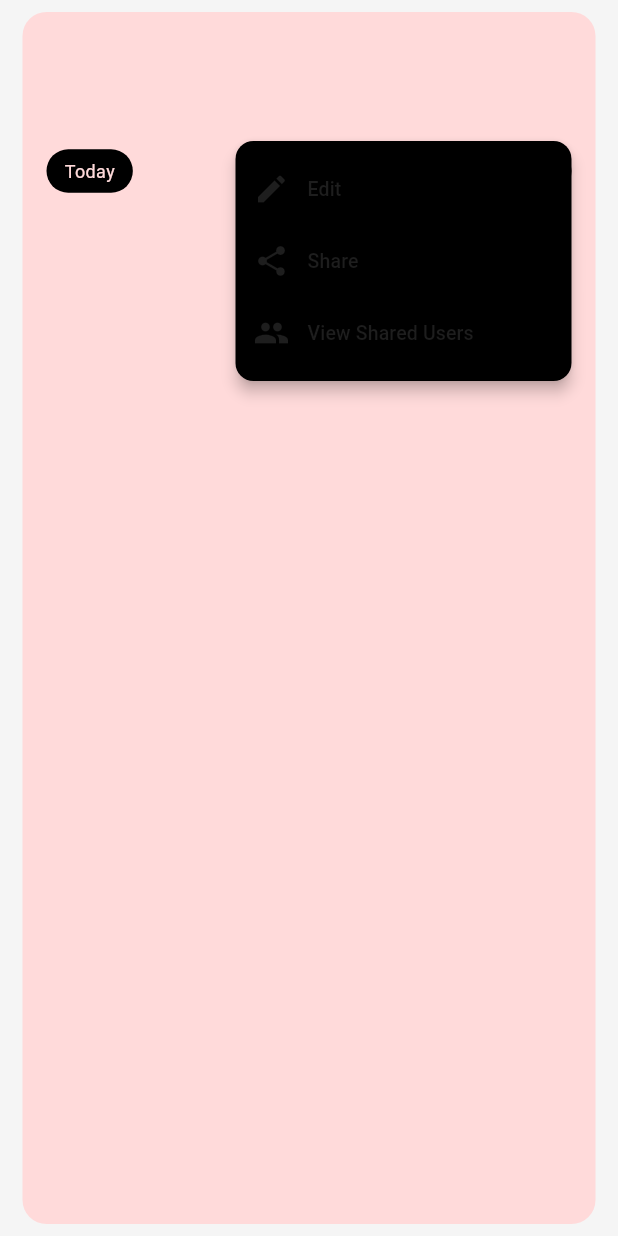
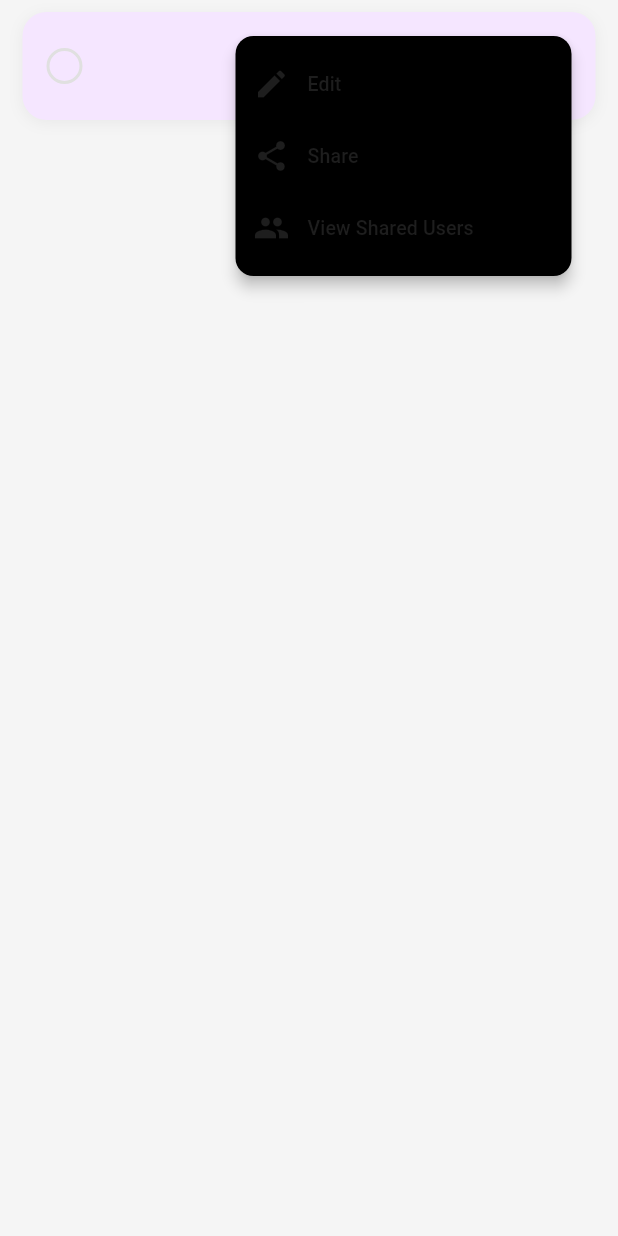
Before and after one commit to flaminshinjan/todolity, a Flutter app: the TaskItem widget shown alone on an empty page, opened directly with empty values, after a tap on the "arrow forward" icon, on a phone screen of 412 x 824 dp. Run offline on Flutter 3.47's test engine with Material 3 defaults, Android fonts, the phone set to English and light mode, and no system bars; our stand-ins replace cloud_firestore, cloud_functions, firebase_auth, firebase_core, firebase_messaging, flutter_bloc and 3 more; accounts and stored records are empty.

Commit message:
feat: task item widget changed

```diff
--- a/lib/presentation/screens/dashboard/dashboard_screen.dart
+++ b/lib/presentation/screens/dashboard/dashboard_screen.dart
@@ -58,7 +58,7 @@ Widget build(BuildContext context) {
       child: Container(
         padding: EdgeInsets.only(top: MediaQuery.of(context).padding.top),
         decoration: BoxDecoration(
-          color: const Color(0xffEEDEFF),
+          color: const Color(0xffF3E8D6),
           borderRadius: BorderRadius.only(
             bottomLeft: Radius.circular(24),
             bottomRight: Radius.circular(24),
@@ -139,7 +139,7 @@ Expanded(child: _screens[_selectedIndex],),
         child: Container(
           height: 70,
           decoration: BoxDecoration(
-            color: const Color(0xFFEEDEFF),
+            color: const Color(0xffF3E8D6),
             borderRadius: BorderRadius.circular(24),
 
             boxShadow: [
@@ -169,7 +169,7 @@ Expanded(child: _screens[_selectedIndex],),
         height: 70,
         width: 70,
         decoration: BoxDecoration(
-          color: const Color(0xFFF6DEC2),
+          color: const Color(0xFFD7EDC1),
           borderRadius: BorderRadius.circular(20),
 
           boxShadow: [
--- a/lib/presentation/widgets/task_item.dart
+++ b/lib/presentation/widgets/task_item.dart
@@ -3,18 +3,33 @@ import 'package:flutter_bloc/flutter_bloc.dart';
 import 'package:todolity/presentation/widgets/edit_task_dialog.dart';
 import 'package:todolity/presentation/widgets/share_task_dialog.dart';
 import 'package:todolity/presentation/widgets/shared_user_list_dialog.dart';
+import 'dart:math';
 import '../../data/models/task_model.dart';
 import '../blocs/tasks/task_bloc.dart';
 import '../blocs/tasks/task_event.dart';
 
 class TaskItem extends StatelessWidget {
   final Task task;
-  final List<String>? participants;
+
+  // List of pastel colors
+  static const List<Color> pastelColors = [
+    Color(0xFFF5E6FF), // Light Purple
+    Color(0xFFE6F0FF), // Light Blue
+    Color(0xFFFFE6E6), // Light Pink
+    Color(0xFFE6FFE6), // Light Green
+    Color(0xFFFFF5E6), // Light Orange
+    Color(0xFFE6FFFF), // Light Cyan
+  ];
+
+  // Generate a random color from the list based on task ID
+  Color _getRandomColor() {
+    final random = Random(task.id.hashCode);
+    return pastelColors[random.nextInt(pastelColors.length)];
+  }
 
   const TaskItem({
     Key? key,
     required this.task,
-    this.participants,
   }) : super(key: key);
 
   void _toggleCompletion(BuildContext context) async {
@@ -37,10 +52,10 @@ class TaskItem extends StatelessWidget {
     }
   }
 
-
-
   @override
   Widget build(BuildContext context) {
+    final backgroundColor = _getRandomColor();
+
     return Dismissible(
       key: Key(task.id),
       direction: DismissDirection.startToEnd,
@@ -83,86 +98,91 @@ class TaskItem extends StatelessWidget {
       child: Container(
         margin: EdgeInsets.symmetric(horizontal: 15, vertical: 8),
         decoration: BoxDecoration(
-          color: Color(0xffFFDADA),
+          color: backgroundColor, // Using random pastel color
           borderRadius: BorderRadius.circular(16),
+          boxShadow: [
+            BoxShadow(
+              color: Colors.black.withOpacity(0.05),
+              blurRadius: 8,
+              offset: Offset(0, 2),
+            ),
+          ],
         ),
         child: Padding(
           padding: EdgeInsets.all(16),
-          child: Column(
-            crossAxisAlignment: CrossAxisAlignment.start,
+          child: Row(
             children: [
-              Row(
-                children: [
+              // Checkbox
+              GestureDetector(
+                onTap: () => _toggleCompletion(context),
+                child: Container(
+                  width: 24,
+                  height: 24,
+                  margin: EdgeInsets.only(right: 12),
+                  decoration: BoxDecoration(
+                    shape: BoxShape.circle,
+                    border: Border.all(
+                      color: task.isCompleted ? Colors.purple : Colors.grey[300]!,
+                      width: 2,
+                    ),
+                    color: task.isCompleted ? Colors.purple : Colors.transparent,
+                  ),
+                  child: task.isCompleted
+                      ? Icon(
+                          Icons.check,
+                          size: 16,
+                          color: Colors.white,
+                        )
+                      : null,
+                ),
+              ),
+
+              // Task content
               Expanded(
                 child: Column(
                   crossAxisAlignment: CrossAxisAlignment.start,
+                  mainAxisSize: MainAxisSize.min,
                   children: [
-
-                        SizedBox(height: 4),
                     Text(
                       task.title,
                       style: TextStyle(
-                            fontSize: 20,
-                            fontWeight: FontWeight.bold,
-                            color: Colors.black,
+                        fontSize: 16,
+                        fontWeight: FontWeight.w500,
+                        color: Colors.black87,
                         decoration: task.isCompleted
                             ? TextDecoration.lineThrough
                             : TextDecoration.none,
                       ),
                     ),
+                    if (task.description.isNotEmpty) ...[
                       SizedBox(height: 4),
                       Text(
                         task.description,
                         style: TextStyle(
+                          fontSize: 14,
                           color: Colors.grey[600],
-                            fontSize: 14,
                           decoration: task.isCompleted
                               ? TextDecoration.lineThrough
                               : TextDecoration.none,
                         ),
                       ),
                     ],
+                  ],
                 ),
               ),
-                  if (participants != null && participants!.isNotEmpty)
-                    _buildParticipantsStack(),
-                ],
-              ),
-              SizedBox(height: 12),
-              Row(
-                children: [
-                  _buildTag('Today', Colors.black),
-                  SizedBox(width: 8),
 
-                  Spacer(),
-                  Container(
-                    width: 40,
-                    height: 40,
-                    margin: EdgeInsets.only(right: 8),
-                    decoration: BoxDecoration(
-                      color: task.isCompleted ? Colors.green : Colors.black,
-                      shape: BoxShape.circle,
-                    ),
-                    child: IconButton(
-                      icon: Icon(
-                        task.isCompleted ? Icons.check : Icons.check_outlined,
-                        color: Color(0xffFFDADA),
-                        size: 20,
-                      ),
-                      onPressed: () => _toggleCompletion(context),
-                    ),
-                  ),
+              // Status icon
               Container(
                     width: 40,
                     height: 40,
                     decoration: BoxDecoration(
-                      color: Colors.black,
+                      color: Colors.white,
                       shape: BoxShape.circle,
                     ),
                     child: PopupMenuButton<String>(
                       icon: Icon(
                         Icons.arrow_forward,
-                        color: Color(0xffFFDADA),
+                        color: Colors.black,
                       ),
                       shape: RoundedRectangleBorder(
                         borderRadius: BorderRadius.circular(12),
@@ -236,59 +256,6 @@ class TaskItem extends StatelessWidget {
                   ),
             ],
           ),
-            ],
-          ),
-        ),
-      ),
-    );
-  }
-
-  Widget _buildParticipantsStack() {
-    return SizedBox(
-      width: 80,
-      height: 40,
-      child: Stack(
-        children: [
-          ...List.generate(
-            participants!.length > 3 ? 3 : participants!.length,
-            (index) => Positioned(
-              right: index * 20.0,
-              child: CircleAvatar(
-                radius: 20,
-                backgroundColor: Colors.grey[300],
-                child: Text(participants![index][0]),
-              ),
-            ),
-          ),
-          if (participants!.length > 3)
-            Positioned(
-              right: 60,
-              child: CircleAvatar(
-                radius: 20,
-                backgroundColor: Colors.orange,
-                child: Text(
-                  '+${participants!.length - 3}',
-                  style: TextStyle(color: Colors.white),
-                ),
-              ),
-            ),
-        ],
-      ),
-    );
-  }
-
-  Widget _buildTag(String text, Color color) {
-    return Container(
-      padding: EdgeInsets.symmetric(horizontal: 12, vertical: 6),
-      decoration: BoxDecoration(
-        color: color,
-        borderRadius: BorderRadius.circular(20),
-      ),
-      child: Text(
-        text,
-        style: TextStyle(
-          color: Color(0xffFFDADA),
-          fontSize: 12,
         ),
       ),
     );
```
Lines whose indentation alone changed are shown as unchanged.
